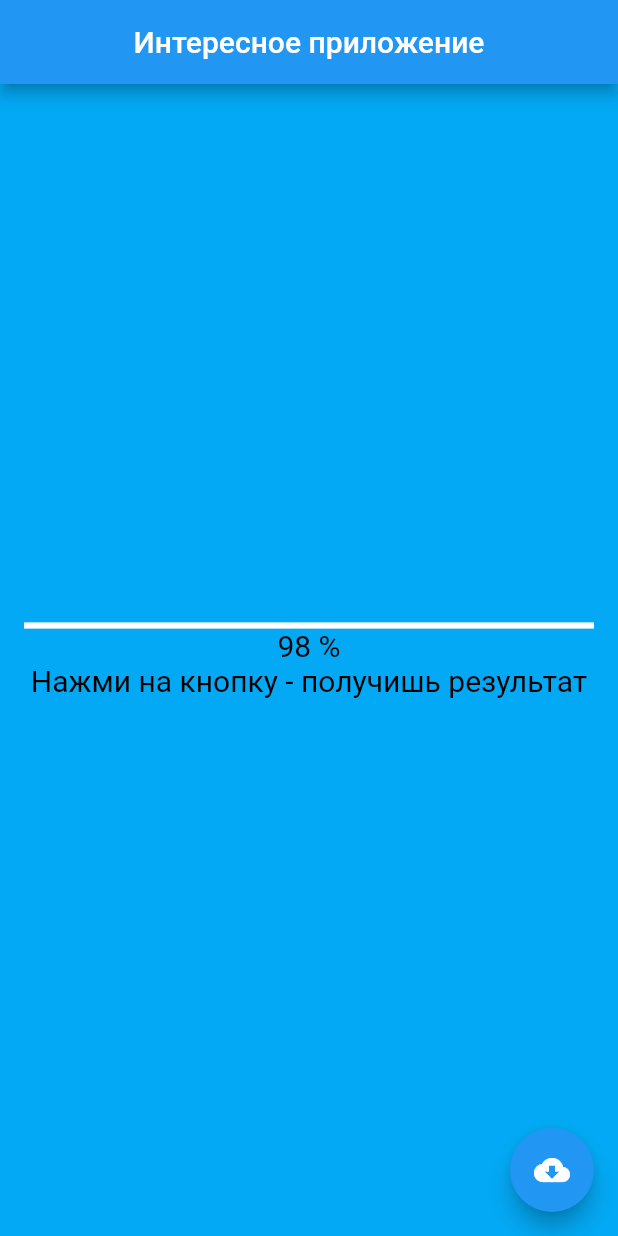
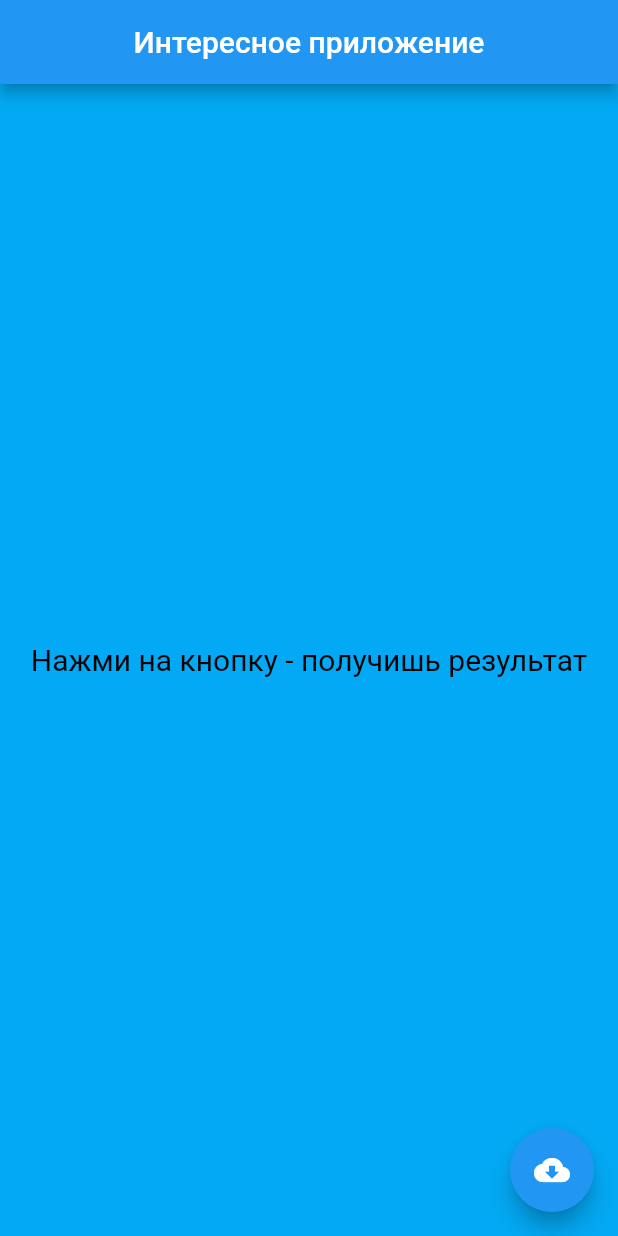
Before and after one commit to VladKodletov/app_ecom, a Flutter app: the screen it shows after launch, on a phone screen of 412 x 824 dp. Run offline on Flutter 3.47's test engine with Material 2 defaults, Android fonts, the phone set to English and light mode, and no system bars.

Commit message:
Stateful download

```diff
--- a/lib/main.dart
+++ b/lib/main.dart
@@ -1,10 +1,94 @@
 // ignore_for_file: avoid_print, prefer_const_constructors
 
-import 'package:flutter/cupertino.dart';
+import 'dart:async';
 import 'package:flutter/material.dart';
 
 void main() => runApp(experimentalApp());
 
+// ignore: camel_case_types, use_key_in_widget_constructors
+class experimentalApp extends StatefulWidget {
+  @override
+  State<StatefulWidget> createState() {
+    //метод createState тк нет метода сборки(build)
+    return _MyFirstAppState(); //этот метод возвращает нам экземпляр класса State
+  }
+}
+
+class _MyFirstAppState extends State<experimentalApp> {
+  //имя класса начин с _ -идентифиц
+  bool _loading=true; //приват знач, а состояние всех виджетов
+  double _progressValue=0; //принято делать приватными
+  @override
+  void initState() {
+    _loading = false;
+    _progressValue = 0.0;
+    super.initState();
+  }
+
+  @override
+  Widget build(BuildContext context) {
+    return MaterialApp(
+      debugShowCheckedModeBanner: false,
+      home: Scaffold(
+        backgroundColor: Colors.lightBlue,
+        appBar: AppBar(
+          title: Text('Интересное приложение'),
+          centerTitle: true,
+        ),
+        // ignore: prefer_const_literals_to_create_immutables
+        body: Center(
+          child: Container(
+            padding: EdgeInsets.all(16),
+            child: _loading
+                ? Column(
+                    mainAxisAlignment: MainAxisAlignment.center,
+                    // ignore: prefer_const_literals_to_create_immutables
+                    children: <Widget>[
+                      LinearProgressIndicator(
+                        value: _progressValue,
+                        color: Colors.white,
+                      ),
+                      Text(
+                        '${(_progressValue * 100).round()}%',
+                        style: TextStyle(color: Colors.black, fontSize: 20),
+                      ),
+                    ],
+                  )
+                : Text(
+                    'Нажми на кнопку - получишь результат',
+                    style: TextStyle(color: Colors.black, fontSize: 20),
+                  ),
+          ),
+        ),
+        floatingActionButton: FloatingActionButton(
+          onPressed: (() => setState(() {
+                //метод setState-вызывает м-д сборки build
+                _loading = !_loading; //который перерис все виджеты
+                _updateProgress();
+              })),
+          child: Icon(Icons.cloud_download),
+        ),
+      ),
+    );
+  }
+
+  void _updateProgress() {
+    const oneSec = const Duration(seconds: 1);
+    Timer.periodic(oneSec, (Timer t) {
+      setState(() {
+        _progressValue += 0.2;
+        if (_progressValue.toStringAsFixed(1) == '1.0') {
+          _loading = false;
+          t.cancel();
+          _progressValue = 0.0;
+          return;
+        }
+      });
+    });
+  }
+}
+
+/*
 class experimentalApp extends StatelessWidget {
   @override
   Widget build(BuildContext context) {
@@ -45,87 +129,9 @@ class experimentalApp extends StatelessWidget {
       ),
     );
   }
-}
+} */
 
-
-
-
-
-
-
-
-
-
-
-
-
-
-
-
-
-
-
-
-
-
-
-
-
-
-
-
-
-
-
-
-
-
-
-
-
-
-
-
-
-
-
-
-
-
-
-
-
-
-
-
-
-
-
-
-
-
-
-
-
-
-
-
-
-
-
-
-
-
-
-
-
-
-
-
-
-
-
-  /*runApp(
+/*runApp(
     MaterialApp(
       home: Scaffold(
           backgroundColor: CupertinoColors.inactiveGray,
@@ -155,22 +161,6 @@ class experimentalApp extends StatelessWidget {
       */
     ),
   ); //метод который выводит что-то на экран*/
-
-
-
-
-
-
-
-
-
-
-
-
-
-
-
-
 
 /*import 'package:flutter/material.dart';
 
```
Also changed, not shown: mytext.dart (+23 -1 lines).
